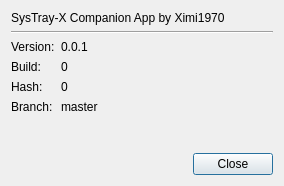
Qt form app/SysTray-X/SysTray-X-app/aboutdialog.ui (Ximi1970/systray-x) before a commit.
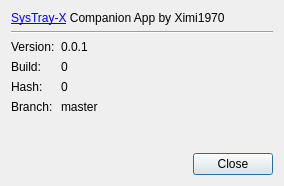
The same form after that commit. Icons and pictures are not drawn.

Commit message:
aboutdialog.ui: +URL link
Link to https://github.com/Ximi1970/systray-x

```diff
--- a/app/SysTray-X/SysTray-X-app/aboutdialog.ui
+++ b/app/SysTray-X/SysTray-X-app/aboutdialog.ui
@@ -23,7 +23,10 @@
      <item row="0" column="0" colspan="2">
       <widget class="QLabel" name="header">
        <property name="text">
-        <string>SysTray-X Companion App by Ximi1970</string>
+        <string>&lt;a href=&quot;https://github.com/Ximi1970/systray-x&quot;&gt;SysTray-X&lt;/a&gt; Companion App by Ximi1970</string>
+       </property>
+       <property name="openExternalLinks">
+        <bool>true</bool>
        </property>
       </widget>
      </item>
```
